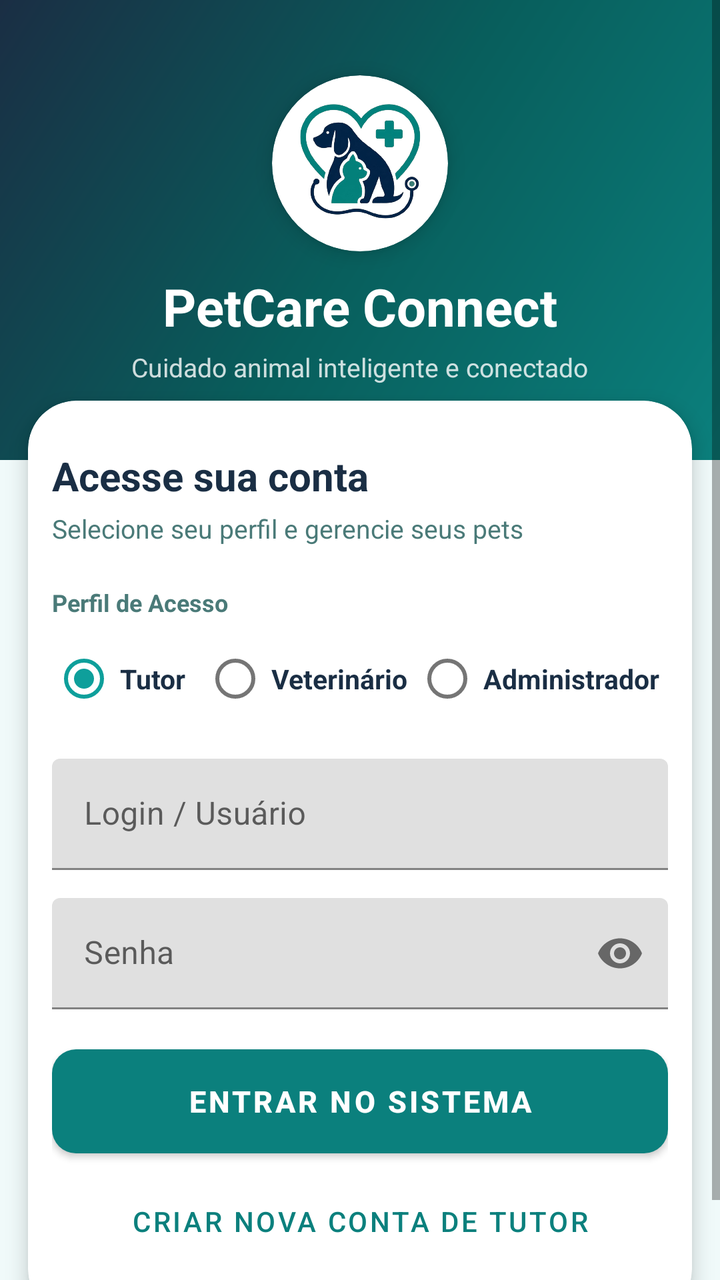
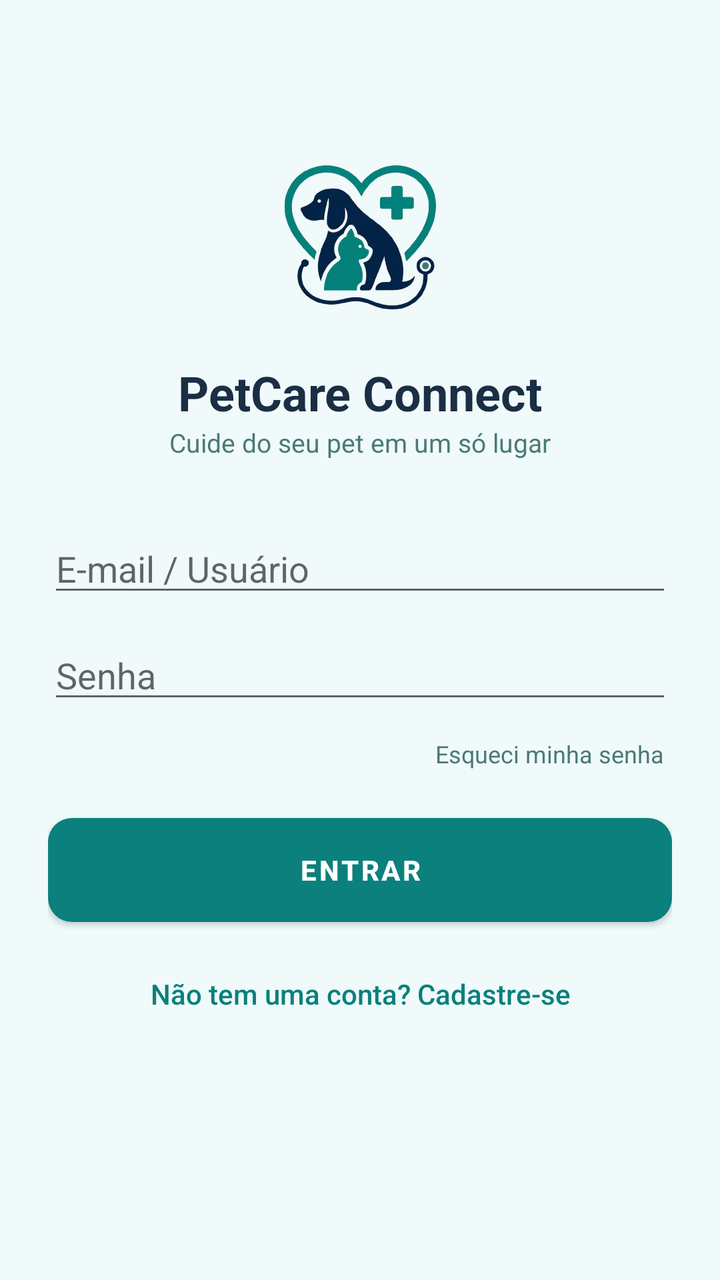

Compare the two renders of this Android layout. The source of the first and the diff that turns it into the second are given below.
<!-- AndroidManifest.xml: application theme Theme.PetCareConnect -->
<!-- res/layout/activity_login.xml -->
<?xml version="1.0" encoding="utf-8"?>
<ScrollView xmlns:android="http://schemas.android.com/apk/res/android"
    xmlns:app="http://schemas.android.com/apk/res-auto"
    android:layout_width="match_parent"
    android:layout_height="match_parent"
    android:fillViewport="true"
    android:background="@color/cream_bg">

    <LinearLayout
        android:layout_width="match_parent"
        android:layout_height="wrap_content"
        android:orientation="vertical">

        
        <LinearLayout
            android:layout_width="match_parent"
            android:layout_height="wrap_content"
            android:minHeight="230dp"
            android:background="@drawable/bg_login_header"
            android:gravity="center"
            android:orientation="vertical"
            android:padding="20dp">

            <androidx.cardview.widget.CardView
                android:layout_width="88dp"
                android:layout_height="88dp"
                app:cardCornerRadius="44dp"
                app:cardElevation="6dp"
                app:cardBackgroundColor="@color/white">

                <ImageView
                    android:id="@+id/ivLogoApp"
                    android:layout_width="match_parent"
                    android:layout_height="match_parent"
                    android:padding="6dp"
                    android:scaleType="fitCenter"
                    android:src="@drawable/app_logo"
                    android:contentDescription="PetCare Connect Logo" />
            </androidx.cardview.widget.CardView>

            <TextView
                android:layout_width="wrap_content"
                android:layout_height="wrap_content"
                android:layout_marginTop="10dp"
                android:text="PetCare Connect"
                android:textColor="@color/white"
                android:textSize="26sp"
                android:textStyle="bold" />

            <TextView
                android:layout_width="wrap_content"
                android:layout_height="wrap_content"
                android:layout_marginTop="4dp"
                android:text="@string/slogan"
                android:textColor="#CCFFFFFF"
                android:textSize="13sp" />
        </LinearLayout>

        
        <androidx.cardview.widget.CardView
            android:layout_width="match_parent"
            android:layout_height="wrap_content"
            android:layout_marginStart="14dp"
            android:layout_marginEnd="14dp"
            android:layout_marginTop="-30dp"
            android:layout_marginBottom="24dp"
            app:cardCornerRadius="24dp"
            app:cardElevation="6dp"
            app:cardBackgroundColor="@color/card_bg">

            <LinearLayout
                android:layout_width="match_parent"
                android:layout_height="wrap_content"
                android:orientation="vertical"
                android:paddingStart="12dp"
                android:paddingEnd="12dp"
                android:paddingTop="24dp"
                android:paddingBottom="24dp">

                <TextView
                    android:layout_width="wrap_content"
                    android:layout_height="wrap_content"
                    android:text="@string/login_title"
                    android:textColor="@color/text_main"
                    android:textSize="20sp"
                    android:textStyle="bold" />

                <TextView
                    android:layout_width="wrap_content"
                    android:layout_height="wrap_content"
                    android:layout_marginTop="4dp"
                    android:layout_marginBottom="20dp"
                    android:text="@string/login_sub"
                    android:textColor="@color/text_muted"
                    android:textSize="13sp" />

                
                <TextView
                    android:layout_width="wrap_content"
                    android:layout_height="wrap_content"
                    android:text="@string/label_role"
                    android:textColor="@color/text_muted"
                    android:textSize="12sp"
                    android:textStyle="bold"
                    android:layout_marginBottom="6dp"/>

                <HorizontalScrollView
                    android:layout_width="match_parent"
                    android:layout_height="wrap_content"
                    android:scrollbars="none"
                    android:fillViewport="true"
                    android:layout_marginBottom="16dp">

                    <RadioGroup
                        android:id="@+id/rgPerfil"
                        android:layout_width="match_parent"
                        android:layout_height="wrap_content"
                        android:orientation="horizontal">

                        <RadioButton
                            android:id="@+id/rbTutor"
                            android:layout_width="0dp"
                            android:layout_height="wrap_content"
                            android:layout_weight="0.75"
                            android:checked="true"
                            android:text="@string/role_tutor"
                            android:textColor="@color/text_main"
                            android:textSize="13.5sp"
                            android:textStyle="bold"
                            android:singleLine="true"
                            android:maxLines="1"
                            android:ellipsize="none"
                            android:paddingStart="2dp"
                            android:paddingEnd="2dp"
                            android:minWidth="0dp"/>

                        <RadioButton
                            android:id="@+id/rbVet"
                            android:layout_width="0dp"
                            android:layout_height="wrap_content"
                            android:layout_weight="1.05"
                            android:text="@string/role_vet"
                            android:textColor="@color/text_main"
                            android:textSize="13.5sp"
                            android:textStyle="bold"
                            android:singleLine="true"
                            android:maxLines="1"
                            android:ellipsize="none"
                            android:paddingStart="2dp"
                            android:paddingEnd="2dp"
                            android:minWidth="0dp"/>

                        <RadioButton
                            android:id="@+id/rbAdmin"
                            android:layout_width="0dp"
                            android:layout_height="wrap_content"
                            android:layout_weight="1.25"
                            android:text="@string/role_admin"
                            android:textColor="@color/text_main"
                            android:textSize="13.5sp"
                            android:textStyle="bold"
                            android:singleLine="true"
                            android:maxLines="1"
                            android:ellipsize="none"
                            android:paddingStart="2dp"
                            android:paddingEnd="2dp"
                            android:minWidth="0dp"/>
                    </RadioGroup>
                </HorizontalScrollView>

                
                <com.google.android.material.textfield.TextInputLayout
                    android:layout_width="match_parent"
                    android:layout_height="wrap_content"
                    android:hint="@string/label_login"
                    android:layout_marginBottom="14dp">
                    <com.google.android.material.textfield.TextInputEditText
                        android:id="@+id/etLogin"
                        android:layout_width="match_parent"
                        android:layout_height="wrap_content"
                        android:inputType="text"/>
                </com.google.android.material.textfield.TextInputLayout>

                
                <com.google.android.material.textfield.TextInputLayout
                    android:layout_width="match_parent"
                    android:layout_height="wrap_content"
                    android:hint="@string/label_password"
                    app:passwordToggleEnabled="true"
                    android:layout_marginBottom="20dp">
                    <com.google.android.material.textfield.TextInputEditText
                        android:id="@+id/etSenha"
                        android:layout_width="match_parent"
                        android:layout_height="wrap_content"
                        android:inputType="textPassword"/>
                </com.google.android.material.textfield.TextInputLayout>

                
                <Button
                    android:id="@+id/btnLogin"
                    android:layout_width="match_parent"
                    android:layout_height="52dp"
                    android:text="@string/btn_login"
                    android:background="@drawable/bg_button_primary"
                    app:backgroundTint="@null"
                    android:textColor="@color/white"
                    android:textStyle="bold"
                    android:textSize="15sp"/>

                
                <Button
                    android:id="@+id/btnCadastrar"
                    style="@style/Widget.MaterialComponents.Button.TextButton"
                    android:layout_width="match_parent"
                    android:layout_height="wrap_content"
                    android:layout_marginTop="10dp"
                    android:text="@string/btn_register"
                    android:textColor="@color/teal_primary"/>

                <ProgressBar
                    android:id="@+id/progressBar"
                    android:layout_width="wrap_content"
                    android:layout_height="wrap_content"
                    android:layout_gravity="center"
                    android:visibility="gone"
                    android:layout_marginTop="8dp"/>

            </LinearLayout>
        </androidx.cardview.widget.CardView>

    </LinearLayout>

</ScrollView>
<!-- resources referenced by this layout -->
<resources>
  <color name="card_bg">#FFFFFF</color>
  <color name="cream_bg">#F0FAFA</color>
  <color name="teal_primary">#0B807D</color>
  <color name="text_main">#1A2E44</color>
  <color name="text_muted">#4A7A78</color>
  <color name="white">#FFFFFF</color>
  <!-- drawable app_logo: png bitmap (drawable, 514093 bytes) -->
  <!-- drawable bg_button_primary (drawable) -->
  <?xml version="1.0" encoding="utf-8"?>
  <shape xmlns:android="http://schemas.android.com/apk/res/android">
      <solid android:color="@color/teal_primary"/>
      <corners android:radius="12dp"/>
  </shape>
  <!-- drawable bg_login_header (drawable) -->
  <?xml version="1.0" encoding="utf-8"?>
  <shape xmlns:android="http://schemas.android.com/apk/res/android">
      <gradient
          android:angle="135"
          android:startColor="@color/teal_primary"
          android:centerColor="@color/teal_dark"
          android:endColor="@color/navy_primary" />
  </shape>
  <string name="btn_login">Entrar no Sistema</string>
  <string name="btn_register">Criar nova conta de Tutor</string>
  <string name="label_login">Login / Usuário</string>
  <string name="label_password">Senha</string>
  <string name="label_role">Perfil de Acesso</string>
  <string name="login_sub">Selecione seu perfil e gerencie seus pets</string>
  <string name="login_title">Acesse sua conta</string>
  <string name="role_admin">Administrador</string>
  <string name="role_tutor">Tutor</string>
  <string name="role_vet">Veterinário</string>
  <string name="slogan">Cuidado animal inteligente e conectado</string>
  <style name="Theme.PetCareConnect" parent="Theme.MaterialComponents.DayNight.NoActionBar">
          <item name="colorPrimary">@color/teal_primary</item>
          <item name="colorPrimaryVariant">@color/teal_dark</item>
          <item name="colorOnPrimary">@color/white</item>
          <item name="colorSecondary">@color/teal_mid</item>
          <item name="colorSecondaryVariant">@color/teal_dark</item>
          <item name="colorOnSecondary">@color/white</item>
          <item name="android:statusBarColor">@color/navy_primary</item>
          <item name="android:windowBackground">@color/cream_bg</item>
      </style>
  <color name="teal_dark">#085E5C</color>
  <color name="navy_primary">#1A2E44</color>
  <color name="teal_mid">#0E9F9B</color>
</resources>

<!-- the commit's change to res/layout/activity_login.xml (unified diff, before → after) -->
@@ -1,233 +1,94 @@
 <?xml version="1.0" encoding="utf-8"?>
 <ScrollView xmlns:android="http://schemas.android.com/apk/res/android"
-    xmlns:app="http://schemas.android.com/apk/res-auto"
     android:layout_width="match_parent"
     android:layout_height="match_parent"
-    android:fillViewport="true"
-    android:background="@color/cream_bg">
+    android:background="@color/cream_bg"
+    android:fillViewport="true">
 
     <LinearLayout
         android:layout_width="match_parent"
         android:layout_height="wrap_content"
-        android:orientation="vertical">
+        android:gravity="center_horizontal"
+        android:orientation="vertical"
+        android:padding="24dp">
 
-        
-        <LinearLayout
+        <ImageView
+            android:layout_width="96dp"
+            android:layout_height="96dp"
+            android:layout_marginTop="48dp"
+            android:contentDescription="PetCare Connect"
+            android:src="@drawable/app_logo" />
+
+        <TextView
+            android:layout_width="wrap_content"
+            android:layout_height="wrap_content"
+            android:layout_marginTop="12dp"
+            android:text="PetCare Connect"
+            android:textColor="@color/text_main"
+            android:textSize="24sp"
+            android:textStyle="bold" />
+
+        <TextView
+            android:layout_width="wrap_content"
+            android:layout_height="wrap_content"
+            android:layout_marginBottom="32dp"
+            android:text="Cuide do seu pet em um só lugar"
+            android:textColor="@color/text_muted"
+            android:textSize="13sp" />
+
+        <EditText
+            android:id="@+id/etLogin"
             android:layout_width="match_parent"
             android:layout_height="wrap_content"
-            android:minHeight="230dp"
-            android:background="@drawable/bg_login_header"
-            android:gravity="center"
-            android:orientation="vertical"
-            android:padding="20dp">
+            android:hint="E-mail / Usuário"
+            android:inputType="textEmailAddress"
+            android:maxLines="1" />
 
-            <androidx.cardview.widget.CardView
-                android:layout_width="88dp"
-                android:layout_height="88dp"
-                app:cardCornerRadius="44dp"
-                app:cardElevation="6dp"
-                app:cardBackgroundColor="@color/white">
-
-                <ImageView
-                    android:id="@+id/ivLogoApp"
-                    android:layout_width="match_parent"
-                    android:layout_height="match_parent"
-                    android:padding="6dp"
-                    android:scaleType="fitCenter"
-                    android:src="@drawable/app_logo"
-                    android:contentDescription="PetCare Connect Logo" />
-            </androidx.cardview.widget.CardView>
-
-            <TextView
-                android:layout_width="wrap_content"
-                android:layout_height="wrap_content"
-                android:layout_marginTop="10dp"
-                android:text="PetCare Connect"
-                android:textColor="@color/white"
-                android:textSize="26sp"
-                android:textStyle="bold" />
-
-            <TextView
-                android:layout_width="wrap_content"
-                android:layout_height="wrap_content"
-                android:layout_marginTop="4dp"
-                android:text="@string/slogan"
-                android:textColor="#CCFFFFFF"
-                android:textSize="13sp" />
-        </LinearLayout>
-
-        
-        <androidx.cardview.widget.CardView
+        <EditText
+            android:id="@+id/etSenha"
             android:layout_width="match_parent"
             android:layout_height="wrap_content"
-            android:layout_marginStart="14dp"
-            android:layout_marginEnd="14dp"
-            android:layout_marginTop="-30dp"
-            android:layout_marginBottom="24dp"
-            app:cardCornerRadius="24dp"
-            app:cardElevation="6dp"
-            app:cardBackgroundColor="@color/card_bg">
+            android:layout_marginTop="12dp"
+            android:hint="Senha"
+            android:inputType="textPassword"
+            android:maxLines="1" />
 
-            <LinearLayout
-                android:layout_width="match_parent"
-                android:layout_height="wrap_content"
-                android:orientation="vertical"
-                android:paddingStart="12dp"
-                android:paddingEnd="12dp"
-                android:paddingTop="24dp"
-                android:paddingBottom="24dp">
+        <TextView
+            android:id="@+id/tvEsqueciSenha"
+            android:layout_width="wrap_content"
+            android:layout_height="wrap_content"
+            android:layout_gravity="end"
+            android:layout_marginTop="8dp"
+            android:padding="4dp"
+            android:text="Esqueci minha senha"
+            android:textColor="@color/text_muted"
+            android:textSize="12sp" />
 
-                <TextView
-                    android:layout_width="wrap_content"
-                    android:layout_height="wrap_content"
-                    android:text="@string/login_title"
-                    android:textColor="@color/text_main"
-                    android:textSize="20sp"
-                    android:textStyle="bold" />
+        <Button
+            android:id="@+id/btnLogin"
+            android:layout_width="match_parent"
+            android:layout_height="52dp"
+            android:layout_marginTop="20dp"
+            android:background="@drawable/bg_button_primary"
+            android:text="ENTRAR"
+            android:textColor="@android:color/white"
+            android:textStyle="bold" />
 
-                <TextView
-                    android:layout_width="wrap_content"
-                    android:layout_height="wrap_content"
-                    android:layout_marginTop="4dp"
-                    android:layout_marginBottom="20dp"
-                    android:text="@string/login_sub"
-                    android:textColor="@color/text_muted"
-                    android:textSize="13sp" />
+        <ProgressBar
+            android:id="@+id/progressBar"
+            android:layout_width="wrap_content"
+            android:layout_height="wrap_content"
+            android:layout_marginTop="16dp"
+            android:visibility="gone" />
 
-                
-                <TextView
-                    android:layout_width="wrap_content"
-                    android:layout_height="wrap_content"
-                    android:text="@string/label_role"
-                    android:textColor="@color/text_muted"
-                    android:textSize="12sp"
-                    android:textStyle="bold"
-                    android:layout_marginBottom="6dp"/>
-
-                <HorizontalScrollView
-                    android:layout_width="match_parent"
-                    android:layout_height="wrap_content"
-                    android:scrollbars="none"
-                    android:fillViewport="true"
-                    android:layout_marginBottom="16dp">
-
-                    <RadioGroup
-                        android:id="@+id/rgPerfil"
-                        android:layout_width="match_parent"
-                        android:layout_height="wrap_content"
-                        android:orientation="horizontal">
-
-                        <RadioButton
-                            android:id="@+id/rbTutor"
-                            android:layout_width="0dp"
-                            android:layout_height="wrap_content"
-                            android:layout_weight="0.75"
-                            android:checked="true"
-                            android:text="@string/role_tutor"
-                            android:textColor="@color/text_main"
-                            android:textSize="13.5sp"
-                            android:textStyle="bold"
-                            android:singleLine="true"
-                            android:maxLines="1"
-                            android:ellipsize="none"
-                            android:paddingStart="2dp"
-                            android:paddingEnd="2dp"
-                            android:minWidth="0dp"/>
-
-                        <RadioButton
-                            android:id="@+id/rbVet"
-                            android:layout_width="0dp"
-                            android:layout_height="wrap_content"
-                            android:layout_weight="1.05"
-                            android:text="@string/role_vet"
-                            android:textColor="@color/text_main"
-                            android:textSize="13.5sp"
-                            android:textStyle="bold"
-                            android:singleLine="true"
-                            android:maxLines="1"
-                            android:ellipsize="none"
-                            android:paddingStart="2dp"
-                            android:paddingEnd="2dp"
-                            android:minWidth="0dp"/>
-
-                        <RadioButton
-                            android:id="@+id/rbAdmin"
-                            android:layout_width="0dp"
-                            android:layout_height="wrap_content"
-                            android:layout_weight="1.25"
-                            android:text="@string/role_admin"
-                            android:textColor="@color/text_main"
-                            android:textSize="13.5sp"
-                            android:textStyle="bold"
-                            android:singleLine="true"
-                            android:maxLines="1"
-                            android:ellipsize="none"
-                            android:paddingStart="2dp"
-                            android:paddingEnd="2dp"
-                            android:minWidth="0dp"/>
-                    </RadioGroup>
-                </HorizontalScrollView>
-
-                
-                <com.google.android.material.textfield.TextInputLayout
-                    android:layout_width="match_parent"
-                    android:layout_height="wrap_content"
-                    android:hint="@string/label_login"
-                    android:layout_marginBottom="14dp">
-                    <com.google.android.material.textfield.TextInputEditText
-                        android:id="@+id/etLogin"
-                        android:layout_width="match_parent"
-                        android:layout_height="wrap_content"
-                        android:inputType="text"/>
-                </com.google.android.material.textfield.TextInputLayout>
-
-                
-                <com.google.android.material.textfield.TextInputLayout
-                    android:layout_width="match_parent"
-                    android:layout_height="wrap_content"
-                    android:hint="@string/label_password"
-                    app:passwordToggleEnabled="true"
-                    android:layout_marginBottom="20dp">
-                    <com.google.android.material.textfield.TextInputEditText
-                        android:id="@+id/etSenha"
-                        android:layout_width="match_parent"
-                        android:layout_height="wrap_content"
-                        android:inputType="textPassword"/>
-                </com.google.android.material.textfield.TextInputLayout>
-
-                
-                <Button
-                    android:id="@+id/btnLogin"
-                    android:layout_width="match_parent"
-                    android:layout_height="52dp"
-                    android:text="@string/btn_login"
-                    android:background="@drawable/bg_button_primary"
-                    app:backgroundTint="@null"
-                    android:textColor="@color/white"
-                    android:textStyle="bold"
-                    android:textSize="15sp"/>
-
-                
-                <Button
-                    android:id="@+id/btnCadastrar"
-                    style="@style/Widget.MaterialComponents.Button.TextButton"
-                    android:layout_width="match_parent"
-                    android:layout_height="wrap_content"
-                    android:layout_marginTop="10dp"
-                    android:text="@string/btn_register"
-                    android:textColor="@color/teal_primary"/>
-
-                <ProgressBar
-                    android:id="@+id/progressBar"
-                    android:layout_width="wrap_content"
-                    android:layout_height="wrap_content"
-                    android:layout_gravity="center"
-                    android:visibility="gone"
-                    android:layout_marginTop="8dp"/>
-
-            </LinearLayout>
-        </androidx.cardview.widget.CardView>
-
+        <Button
+            android:id="@+id/btnCadastrar"
+            style="?android:attr/borderlessButtonStyle"
+            android:layout_width="wrap_content"
+            android:layout_height="wrap_content"
+            android:layout_marginTop="12dp"
+            android:text="Não tem uma conta? Cadastre-se"
+            android:textAllCaps="false"
+            android:textColor="@color/teal_primary" />
     </LinearLayout>
-
 </ScrollView>
<!-- resource entries referenced after the edit -->
@@ -1,6 +1,5 @@
 <!-- resources referenced by this layout -->
 <resources>
-  <color name="card_bg">#FFFFFF</color>
   <color name="cream_bg">#F0FAFA</color>
   <color name="teal_primary">#0B807D</color>
   <color name="text_main">#1A2E44</color>
@@ -13,26 +12,6 @@
       <solid android:color="@color/teal_primary"/>
       <corners android:radius="12dp"/>
   </shape>
-  <!-- drawable bg_login_header (drawable) -->
-  <?xml version="1.0" encoding="utf-8"?>
-  <shape xmlns:android="http://schemas.android.com/apk/res/android">
-      <gradient
-          android:angle="135"
-          android:startColor="@color/teal_primary"
-          android:centerColor="@color/teal_dark"
-          android:endColor="@color/navy_primary" />
-  </shape>
-  <string name="btn_login">Entrar no Sistema</string>
-  <string name="btn_register">Criar nova conta de Tutor</string>
-  <string name="label_login">Login / Usuário</string>
-  <string name="label_password">Senha</string>
-  <string name="label_role">Perfil de Acesso</string>
-  <string name="login_sub">Selecione seu perfil e gerencie seus pets</string>
-  <string name="login_title">Acesse sua conta</string>
-  <string name="role_admin">Administrador</string>
-  <string name="role_tutor">Tutor</string>
-  <string name="role_vet">Veterinário</string>
-  <string name="slogan">Cuidado animal inteligente e conectado</string>
   <style name="Theme.PetCareConnect" parent="Theme.MaterialComponents.DayNight.NoActionBar">
           <item name="colorPrimary">@color/teal_primary</item>
           <item name="colorPrimaryVariant">@color/teal_dark</item>
